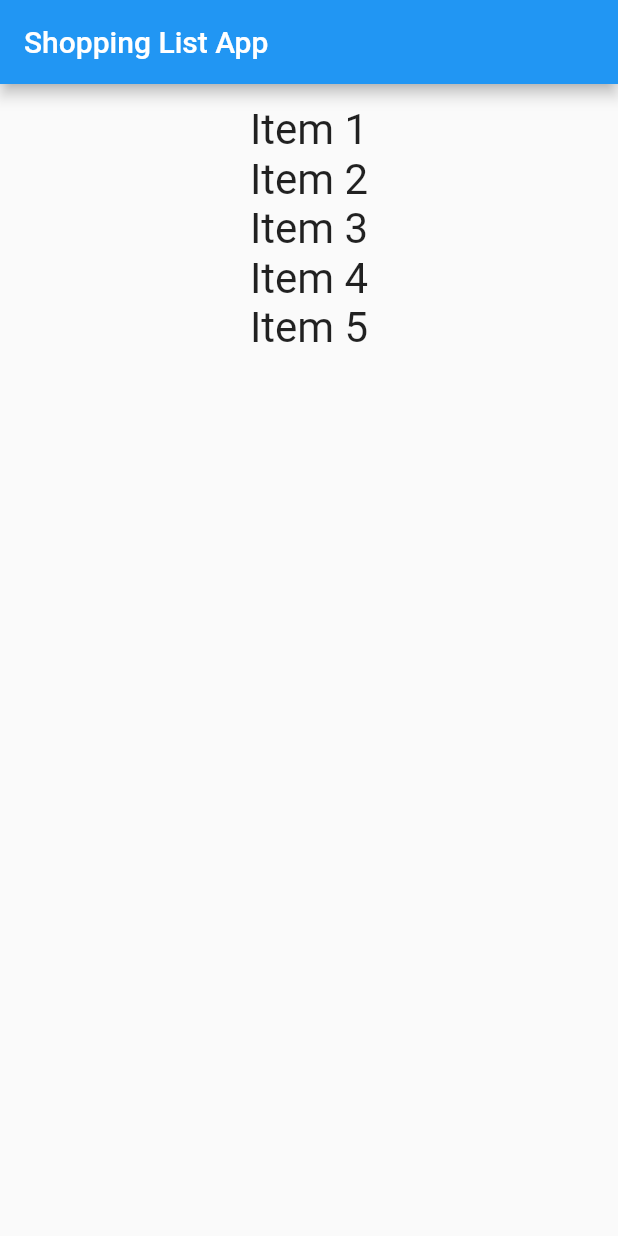
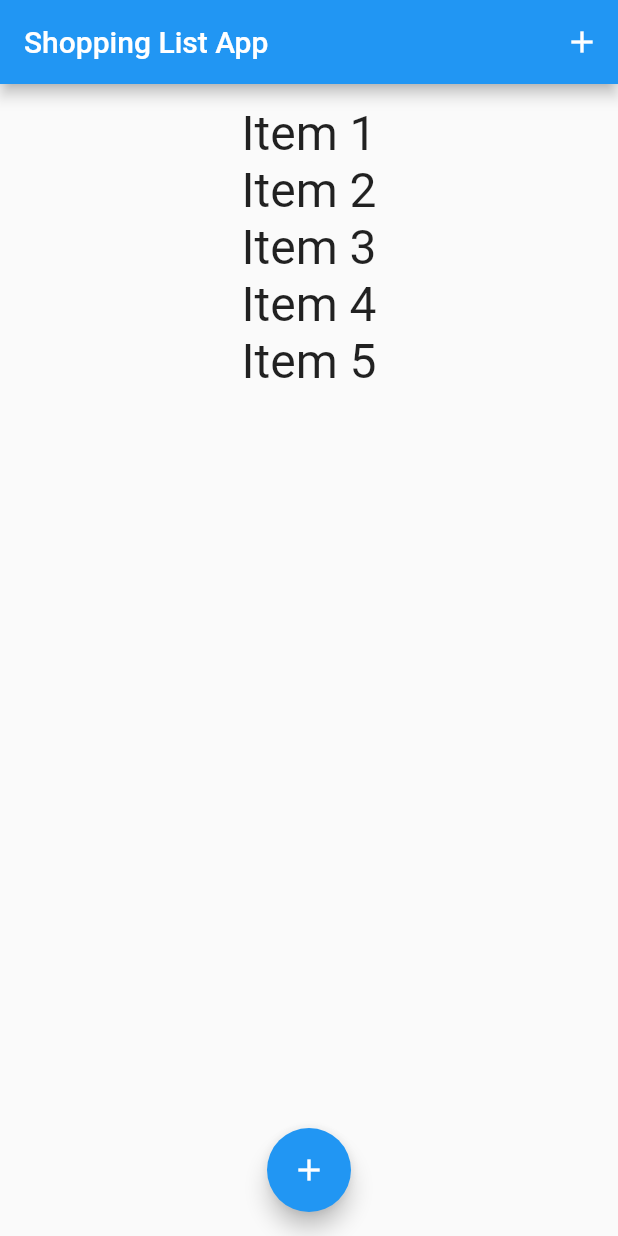
Before and after one commit to PontusWallin/FlutterShoppingList, a Flutter app: the screen it shows after launch, on a phone screen of 412 x 824 dp. Run offline on Flutter 3.47's test engine with Material 2 defaults, Android fonts, the phone set to English and light mode, and no system bars.

Commit message:
An IconButton and a FloatingActionButton was added. On clicking on either of those buttons a modalBottomSheet will appear, with an input field and a button, to enable the user to add his own shopping items for the shopping list.

```diff
--- a/lib/main.dart
+++ b/lib/main.dart
@@ -1,19 +1,11 @@
 import 'package:flutter/material.dart';
-import 'package:flutter_shopping_list/model/Item.dart';
-import 'package:flutter_shopping_list/widgets/ItemList.dart';
+import 'package:flutter_shopping_list/widgets/Home.dart';
 
 void main() {
   runApp(MyApp());
 }
 
 class MyApp extends StatelessWidget {
-  List<Item> shoppingItems = [
-    Item('Item 1', false),
-    Item('Item 2', false),
-    Item('Item 3', true),
-    Item('Item 4', true),
-    Item('Item 5', true),
-  ];
 
   @override
   Widget build(BuildContext context) {
@@ -22,15 +14,7 @@ class MyApp extends StatelessWidget {
         theme: ThemeData(
           primarySwatch: Colors.blue,
         ),
-        home: Scaffold(
-          appBar: AppBar(
-            title: Text('Shopping List App'),
-          ),
-          body: Container(
-            margin: EdgeInsets.all(14),
-            child: ItemList(shoppingItems: shoppingItems),
-          ),
-        )
+        home: Home(),
     );
   }
 }
--- /dev/null
+++ b/lib/widgets/Home.dart
@@ -0,0 +1,84 @@
+import 'package:flutter/material.dart';
+import 'package:flutter_shopping_list/model/Item.dart';
+
+import 'ItemList.dart';
+
+class Home extends StatefulWidget {
+  Home({
+    Key? key,
+  }) : super(key: key);
+
+  @override
+  _HomeState createState() => _HomeState();
+}
+
+class _HomeState extends State<Home> {
+  List<Item> shoppingItems = [
+    Item('Item 1', false),
+    Item('Item 2', false),
+    Item('Item 3', true),
+    Item('Item 4', true),
+    Item('Item 5', true),
+  ];
+
+  String nameInput = '';
+
+  void addNewItem(String name) {
+    final newItem = Item(name, false);
+
+    setState(() {
+      shoppingItems.add(newItem);
+    });
+  }
+
+  void _startAddNewItem(BuildContext ctx) {
+    showModalBottomSheet(
+      context: ctx,
+      builder: (bCtx) {
+        return Container(
+          child: Column(
+            children: [
+              Card(
+                elevation: 5,
+                child: Column(
+                    children: [
+                      TextField(
+                      decoration: InputDecoration(labelText: 'Item Name'),
+                        onChanged: (value) {
+                          nameInput = value;
+                        },
+                      ),
+                      IconButton(icon: Icon(Icons.add), onPressed: () => {
+                        addNewItem(nameInput),
+                        Navigator.pop(context),
+                      }),
+                    ]),
+              ),
+            ],
+          ),
+        );
+      },
+    );
+  }
+
+  @override
+  Widget build(BuildContext context) {
+    return Scaffold(
+      appBar: AppBar(title: Text('Shopping List App'), actions: <Widget>[
+        IconButton(
+          icon: Icon(Icons.add),
+          onPressed: () => _startAddNewItem(context),
+        )
+      ]),
+      body: Container(
+        margin: EdgeInsets.all(14),
+        child: ItemList(shoppingItems: shoppingItems),
+      ),
+      floatingActionButtonLocation: FloatingActionButtonLocation.centerFloat,
+      floatingActionButton: FloatingActionButton(
+        child: Icon(Icons.add),
+        onPressed: () => _startAddNewItem(context),
+      ),
+    );
+  }
+}
--- a/lib/widgets/ItemList.dart
+++ b/lib/widgets/ItemList.dart
@@ -15,7 +15,7 @@ class ItemList extends StatelessWidget {
       children: shoppingItems.map((item) {
         return Text(
           item.name,
-          style: TextStyle(fontSize: 28),
+          style: TextStyle(fontSize: 32),
           textAlign: TextAlign.center,
         );
       }).toList(),
```
